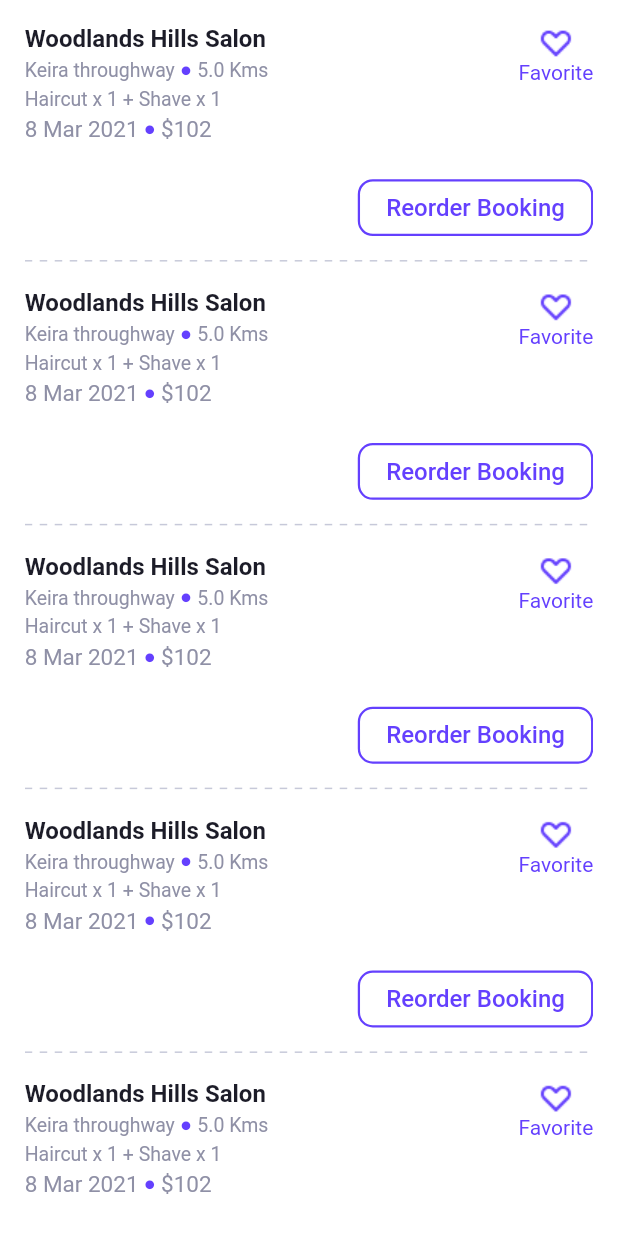
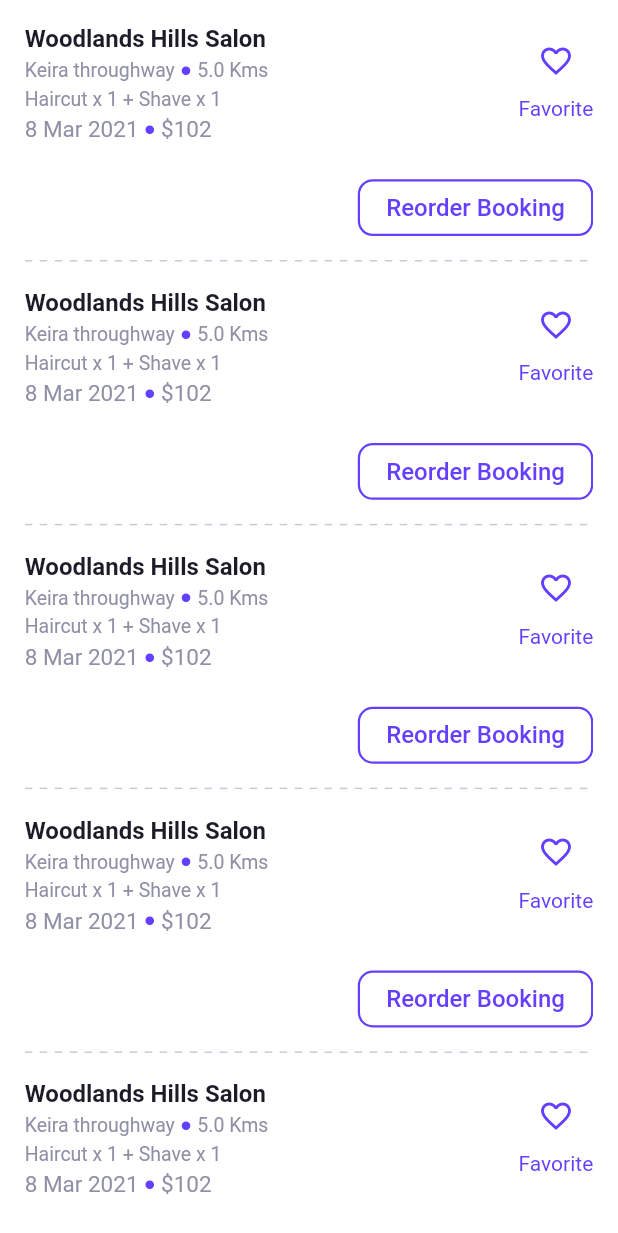
Before and after one commit to gurkanfikretgunak/template_team_app, a Flutter app: the BookingsTabBarView widget shown alone on an empty page, opened directly, on a phone screen of 412 x 824 dp. Shown: the top 1233 px of the screen. Run offline on Flutter 3.47's test engine with Material 2 defaults, Android fonts, the phone set to English and light mode, and no system bars; our stand-ins replace faker, freezed_annotation, mask_text_input_formatter, pin_code_fields.

Commit message:
add : favorite button activated

```diff
--- a/client/lib/app/app.dart
+++ b/client/lib/app/app.dart
@@ -1,8 +1,9 @@
 import 'package:client/app/l10n/app_l10n.dart';
 import 'package:client/app/views/onboarding/onboarding.view.dart';
+import 'package:client/core/init/routes/app_routes.dart';
+import 'package:client/core/init/theme/custom_theme.dart';
 import 'package:client/core/provider/multi_provider_init.dart';
-import 'package:client/core/routes/app_routes.dart';
-import 'package:client/core/theme/custom_theme.dart';
+
 import 'package:flutter/material.dart';
 import 'package:provider/provider.dart';
 
--- a/client/lib/app/views/auth/sign_in/sign_in.widgets.dart
+++ b/client/lib/app/views/auth/sign_in/sign_in.widgets.dart
@@ -10,8 +10,9 @@ import 'package:client/app/widgets/image_viewer/icons/icons_widgets.dart';
 import 'package:client/app/widgets/inputs/widgets/text_fields/custom_text_form_field.dart';
 import 'package:client/core/constans/text_constants.dart';
 import 'package:client/core/extensions/common_extension.dart';
-import 'package:client/core/routes/custom_navigator.dart';
-import 'package:client/core/routes/routes.dart';
+import 'package:client/core/init/routes/custom_navigator.dart';
+import 'package:client/core/init/routes/routes.dart';
+
 import 'package:flutter/material.dart';
 
 class SignInWidgets {
--- a/client/lib/app/views/bookings/bookings.viewmodel.dart
+++ b/client/lib/app/views/bookings/bookings.viewmodel.dart
@@ -1,3 +1,18 @@
 import 'package:client/core/base/view_model/base_view_model.dart';
+import 'package:client/core/model/booking_model.dart';
 
-class BookingViewModel extends BaseViewModel {}
+class BookingViewModel extends BaseViewModel {
+  BookingModel _booking = BookingModel();
+  BookingModel get booking => _booking;
+  set booking(newValue) {
+    _booking = newValue;
+    notifyListeners();
+  }
+
+  // bool _isFavorite = false;
+  // bool get isFavorite => _isFavorite;
+  // set isFavorite(bool newValue) {
+  //   _isFavorite = newValue;
+  //   notifyListeners();
+  // }
+}
--- a/client/lib/app/views/bookings/widgets/tabbar_view/tabbar_view.dart
+++ b/client/lib/app/views/bookings/widgets/tabbar_view/tabbar_view.dart
@@ -3,6 +3,8 @@ import 'package:client/app/views/bookings/widgets/tabbar_view/tabbar_view_type.d
 import 'package:client/app/widgets/divider/divider_widgets.dart';
 import 'package:client/core/base/base_view/base_view.dart';
 import 'package:client/core/extensions/common_extension.dart';
+import 'package:client/core/init/routes/custom_navigator.dart';
+import 'package:client/core/init/routes/routes.dart';
 import 'package:flutter/material.dart';
 
 class BookingsTabBarView extends BaseView {
@@ -32,11 +34,7 @@ class BookingsTabBarView extends BaseView {
           itemBuilder: (context, index) {
             return InkWell(
               onTap: () {
-                Navigator.push(
-                  context,
-                  MaterialPageRoute(
-                      builder: (context) => const BookingDetailView(false)),
-                );
+                CustomNavigator.goToScreen(context, Routes.bookingDetail.name);
               },
               child: TabBarViewTypeLabel().buildOrderCard(tabBarViewType),
             );
--- a/client/lib/app/views/bookings/widgets/tabbar_view/tabbar_view_type.dart
+++ b/client/lib/app/views/bookings/widgets/tabbar_view/tabbar_view_type.dart
@@ -1,4 +1,5 @@
 import 'package:client/app/widgets/list_items/list_items_widget.dart';
+import 'package:client/core/model/booking_model.dart';
 
 enum TabBarViewType {
   past,
@@ -12,13 +13,46 @@ class TabBarViewTypeLabel {
   buildOrderCard(orderCardType) {
     switch (orderCardType) {
       case TabBarViewType.past:
-        return const BookingCard();
+        return BookingCard(
+          booking: BookingModel(
+            title: 'Woodlands Hills Salon',
+            location: 'Keira throughway',
+            distance: '5.0 Kms',
+            desc: 'Haircut x 1 + Shave x 1',
+            date: '8 Mar 2021',
+            price: '\$102',
+            isCancel: false,
+            isFavorite: false,
+          ),
+        );
 
       case TabBarViewType.unComing:
-        return const BookingCard(hasBooking: true);
+        return BookingCard(
+          booking: BookingModel(
+            title: 'Woodlands Hills Salon',
+            location: 'Keira throughway',
+            distance: '5.0 Kms',
+            desc: 'Haircut x 1 + Shave x 1',
+            date: '8 Mar 2021',
+            price: '\$102',
+            isCancel: true,
+            isFavorite: false,
+          ),
+        );
 
       case TabBarViewType.favorites:
-        return const BookingCard(isFavorite: true);
+        return BookingCard(
+          booking: BookingModel(
+            title: 'Woodlands Hills Salon',
+            location: 'Keira throughway',
+            distance: '5.0 Kms',
+            desc: 'Haircut x 1 + Shave x 1',
+            date: '8 Mar 2021',
+            price: '\$102',
+            isCancel: false,
+            isFavorite: true,
+          ),
+        );
     }
   }
 }
--- a/client/lib/app/views/onboarding/onboarding.widgets.dart
+++ b/client/lib/app/views/onboarding/onboarding.widgets.dart
@@ -5,8 +5,9 @@ import 'package:client/app/widgets/buttons/widgets/button_size.dart';
 import 'package:client/core/constans/color_constants.dart';
 import 'package:client/core/constans/text_constants.dart';
 import 'package:client/core/extensions/common_extension.dart';
-import 'package:client/core/routes/custom_navigator.dart';
-import 'package:client/core/routes/routes.dart';
+import 'package:client/core/init/routes/custom_navigator.dart';
+import 'package:client/core/init/routes/routes.dart';
+
 import 'package:flutter/material.dart';
 
 import '../../widgets/buttons/buttons_widgets.dart';
--- a/client/lib/app/widgets/list_items/widgets/booking_card.dart
+++ b/client/lib/app/widgets/list_items/widgets/booking_card.dart
@@ -1,35 +1,30 @@
+import 'package:client/app/views/bookings/bookings.viewmodel.dart';
 import 'package:client/app/widgets/buttons/buttons_widgets.dart';
 import 'package:client/app/widgets/buttons/widgets/button_color.dart';
 import 'package:client/app/widgets/buttons/widgets/button_size.dart';
-import 'package:client/app/widgets/image_viewer/icons/widgets/favorite_icon.dart';
 import 'package:client/core/constans/color_constants.dart';
 import 'package:client/core/constans/text_constants.dart';
 import 'package:client/core/extensions/common_extension.dart';
+import 'package:client/core/model/booking_model.dart';
 import 'package:flutter/material.dart';
+import 'package:provider/provider.dart';
 
-class BookingCard extends StatelessWidget {
+class BookingCard extends StatefulWidget {
   const BookingCard({
     super.key,
-    this.hasBooking = false,
-    this.isFavorite = false,
-    this.title,
-    this.desc,
-    this.date,
-    this.price,
-    this.location,
-    this.distance,
+    required this.booking,
   });
-  final String? title;
-  final String? location;
-  final String? distance;
-  final String? desc;
-  final String? date;
-  final String? price;
-  final bool hasBooking;
-  final bool isFavorite;
+  final BookingModel booking;
 
   @override
+  State<BookingCard> createState() => _BookingCardState();
+}
+
+class _BookingCardState extends State<BookingCard> {
+  @override
   Widget build(BuildContext context) {
+    final provider = Provider.of<BookingViewModel>(context);
+
     return Column(
       children: [
         Row(
@@ -40,37 +35,56 @@ class BookingCard extends StatelessWidget {
               direction: Axis.vertical,
               spacing: 4,
               children: [
-                Text(title ?? 'Woodlands Hills Salon',
+                Text(widget.booking.title!,
                     style: TextConstants.instance.label1
                         .copyWith(fontWeight: FontWeight.w600, fontSize: 16)),
                 Row(
                   children: [
-                    Text(location ?? 'Keira throughway',
+                    Text(widget.booking.location!,
                         style: TextConstants.instance.subtitle2
                             .copyWith(color: ColorConstant.instance.dark3)),
                     const DotIconWidget(),
-                    Text(distance ?? '5.0 Kms',
+                    Text(widget.booking.distance!,
                         style: TextConstants.instance.subtitle2
                             .copyWith(color: ColorConstant.instance.dark3)),
                   ],
                 ),
-                Text(desc ?? 'Haircut x 1 + Shave x 1',
+                Text(widget.booking.desc!,
                     style: TextConstants.instance.subtitle2
                         .copyWith(color: ColorConstant.instance.dark3)),
                 Row(
                   children: [
-                    Text(date ?? '8 Mar 2021',
+                    Text(widget.booking.date!,
                         style: TextConstants.instance.subtitle1
                             .copyWith(color: ColorConstant.instance.dark3)),
                     const DotIconWidget(),
-                    Text(price ?? '\$102',
+                    Text(widget.booking.price!,
                         style: TextConstants.instance.subtitle1
                             .copyWith(color: ColorConstant.instance.dark3)),
                   ],
                 ),
               ],
             ),
-            FavoriteIcon(isFavorite: isFavorite),
+            Column(
+              children: [
+                IconButton(
+                  onPressed: () {
+                    setState(() {
+                      widget.booking.isFavorite!
+                          ? widget.booking.isFavorite = false
+                          : widget.booking.isFavorite = true;
+                    });
+                  },
+                  icon: Icon(widget.booking.isFavorite!
+                      ? Icons.favorite
+                      : Icons.favorite_outline),
+                ),
+                Text(
+                  "Favorite",
+                  style: TextStyle(color: ColorConstant.instance.purple2),
+                )
+              ],
+            )
           ],
         ),
         Padding(
@@ -78,7 +92,7 @@ class BookingCard extends StatelessWidget {
           child: Row(
             mainAxisAlignment: MainAxisAlignment.spaceBetween,
             children: [
-              hasBooking
+              widget.booking.isCancel!
                   ? CustomTextButton(
                       onPressed: () {},
                       text: 'Cancel Booking',
--- a/client/lib/core/routes/app_routes.dart
+++ b/client/lib/core/init/routes/app_routes.dart
@@ -5,7 +5,7 @@ import 'package:client/app/views/booking_detail/booking_detail.view.dart';
 import 'package:client/app/views/navigation/navigation.view.dart';
 import 'package:client/app/views/onboarding/onboarding.view.dart';
 import 'package:client/app/views/shop/shop.view.dart';
-import 'package:client/core/routes/routes.dart';
+import 'package:client/core/init/routes/routes.dart';
 import 'package:flutter/material.dart';
 
 class AppRoutes {
--- a/client/lib/core/theme/custom_theme.dart
+++ b/client/lib/core/init/theme/custom_theme.dart
@@ -1,9 +1,5 @@
 import 'package:client/core/constans/color_constants.dart';
-import 'package:client/core/theme/themes/appbar_theme.dart';
-import 'package:client/core/theme/themes/bottom_nav_bar_theme.dart';
-import 'package:client/core/theme/themes/elevated_button_theme.dart';
-import 'package:client/core/theme/themes/icon_theme.dart';
-import 'package:client/core/theme/themes/tabbar_theme.dart';
+import 'package:client/core/init/theme/theme_widgets.dart';
 import 'package:flutter/material.dart';
 
 class CustomTheme {
--- /dev/null
+++ b/client/lib/core/init/theme/theme_widgets.dart
@@ -0,0 +1,6 @@
+export '../theme/custom_theme.dart';
+export '../theme/widgets/appbar_theme.dart';
+export '../theme/widgets/bottom_nav_bar_theme.dart';
+export '../theme/widgets/elevated_button_theme.dart';
+export '../theme/widgets/icon_theme.dart';
+export '../theme/widgets/tabbar_theme.dart';
--- /dev/null
+++ b/client/lib/core/model/booking_model.dart
@@ -0,0 +1,21 @@
+import 'package:freezed_annotation/freezed_annotation.dart';
+
+part 'booking_model.freezed.dart';
+part 'booking_model.g.dart';
+
+@unfreezed
+class BookingModel with _$BookingModel {
+  factory BookingModel({
+    String? title,
+    String? location,
+    String? distance,
+    String? desc,
+    String? date,
+    String? price,
+    bool? isFavorite,
+    bool? isCancel,
+  }) = _BookingModel;
+
+  factory BookingModel.fromJson(Map<String, dynamic> json) =>
+      _$BookingModelFromJson(json);
+}
--- a/client/lib/core/provider/multi_provider_init.dart
+++ b/client/lib/core/provider/multi_provider_init.dart
@@ -1,4 +1,5 @@
 import 'package:client/app/views/booking_detail/booking_detail.viewmodel.dart';
+import 'package:client/app/views/bookings/bookings.viewmodel.dart';
 import 'package:client/app/views/filter_bottom_sheet/filter_bottom_sheet.viewmodel.dart';
 import 'package:client/app/views/filter_bottom_sheet/widgets/gender/gender_notifier.dart';
 import 'package:client/app/views/home/home.viewmodel.dart';
@@ -23,5 +24,6 @@ class MultiProviderInit {
     ChangeNotifierProvider(create: (_) => FilterBottomSheetViewModel()),
     ChangeNotifierProvider(create: (_) => GenderNotifier()),
     ChangeNotifierProvider(create: (_) => HomeViewModel()),
+    ChangeNotifierProvider(create: (_) => BookingViewModel()),
   ];
 }
--- a/client/pubspec.yaml
+++ b/client/pubspec.yaml
@@ -26,6 +26,8 @@ dependencies:
   build_runner: ^2.3.3
   faker: ^2.1.0
   flutter_gen_runner: ^5.1.0+1
+  freezed_annotation: ^2.2.0
+  json_annotation: ^4.7.0
 
 
 dev_dependencies:
@@ -33,6 +35,8 @@ dev_dependencies:
     sdk: flutter
 
   flutter_lints: ^2.0.0
+  freezed: ^2.3.2
+  json_serializable: ^6.5.4
 
 flutter:
   generate: false
```
Also changed, not shown: client/lib/core/init/routes/custom_navigator.dart (renamed from client/lib/core/routes/custom_navigator.dart), client/lib/core/init/routes/routes.dart (renamed from client/lib/core/routes/routes.dart), client/lib/core/init/theme/widgets/appbar_theme.dart (renamed from client/lib/core/theme/themes/appbar_theme.dart), client/lib/core/init/theme/widgets/bottom_nav_bar_theme.dart (renamed from client/lib/core/theme/themes/bottom_nav_bar_theme.dart), client/lib/core/init/theme/widgets/elevated_button_theme.dart (renamed from client/lib/core/theme/themes/elevated_button_theme.dart), client/lib/core/init/theme/widgets/icon_theme.dart (renamed from client/lib/core/theme/themes/icon_theme.dart), client/lib/core/init/theme/widgets/tabbar_theme.dart (renamed from client/lib/core/theme/themes/tabbar_theme.dart), client/lib/core/model/booking_model.freezed.dart (added), client/lib/core/model/booking_model.g.dart (added), client/pubspec.lock.
